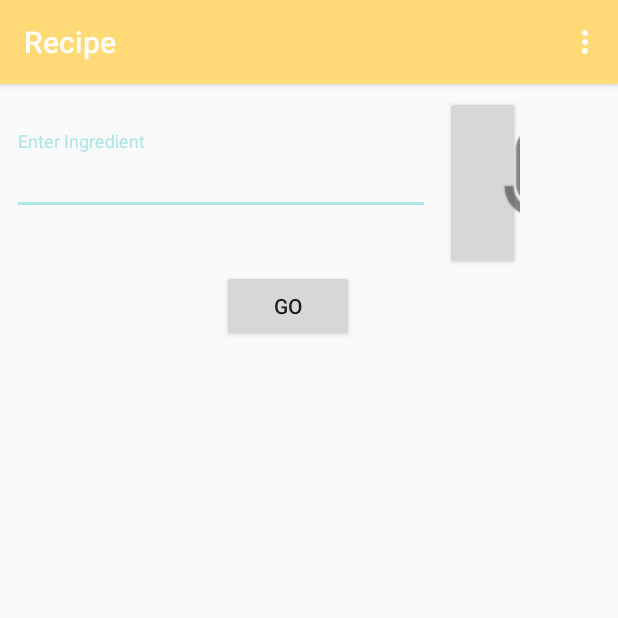
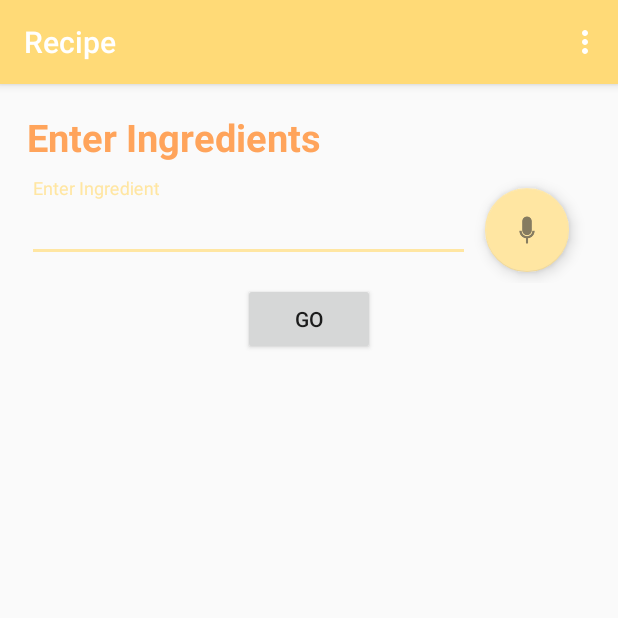
Before and after one commit to msriv/Digital-Pantry, an Android app: the screen it shows after launch (Home), on a phone screen of 412 x 824 dp, the top half of it. Run offline under Robolectric (Android 15) with nearby library versions, the phone set to English and light mode, and no system bars; libraries missing offline, so code that uses them is left out: ai.api.android, ai.api.model; pictures from the network do not load; 3 statements that could not run were skipped.

Commit message:
Updated UI for Home screen and fixed image bug.

```diff
--- a/app/src/main/java/com/recipe/project/Home.java
+++ b/app/src/main/java/com/recipe/project/Home.java
@@ -18,6 +18,7 @@ import androidx.recyclerview.widget.DividerItemDecoration;
 import androidx.recyclerview.widget.LinearLayoutManager;
 import androidx.recyclerview.widget.RecyclerView;
 
+import com.google.android.material.floatingactionbutton.FloatingActionButton;
 import com.google.gson.JsonElement;
 
 import java.util.ArrayList;
@@ -33,9 +34,9 @@ import ai.api.model.Result;
 public class Home extends AppCompatActivity {
     boolean doubleBackToExitPressedOnce = false;
     private EditText ip;
-    //private FloatingActionButton add;
+    private FloatingActionButton add;
     private RecyclerView rv;
-    Button go, add;
+    Button go;
     private AIService aiService;
 
     private final List<String> iList = new ArrayList<>();
--- a/app/src/main/res/layout/activity_home.xml
+++ b/app/src/main/res/layout/activity_home.xml
@@ -6,22 +6,32 @@
     android:layout_margin="8dp">
 
     <LinearLayout
-        android:layout_width="368dp"
-        android:layout_height="495dp"
+        android:layout_width="match_parent"
+        android:layout_height="match_parent"
         android:orientation="vertical"
         tools:layout_editor_absoluteY="8dp"
         tools:layout_editor_absoluteX="8dp">
 
+        <TextView
+            android:layout_width="match_parent"
+            android:layout_height="wrap_content"
+            android:textStyle="bold"
+            android:textSize="25sp"
+            android:textColor="@color/colorPrimaryDark"
+            android:padding="10dp"
+            android:text="Enter Ingredients" />
+
         <LinearLayout
             android:layout_width="match_parent"
-            android:layout_height="wrap_content"
+            android:layout_height="70dp"
             android:orientation="horizontal"
-            android:weightSum="1">
+            android:weightSum="1"
+            android:paddingHorizontal="10dp">
 
             <com.google.android.material.textfield.TextInputLayout
                 android:layout_width="wrap_content"
                 android:layout_height="wrap_content"
-                android:layout_weight="0.9">
+                android:layout_weight="0.95">
 
                 <EditText
                     android:maxLines="1"
@@ -33,13 +43,21 @@
                     android:id="@+id/input" />
             </com.google.android.material.textfield.TextInputLayout>
 
+            <com.google.android.material.floatingactionbutton.FloatingActionButton
+                android:layout_width="wrap_content"
+                android:layout_height="wrap_content"
+                android:src="@drawable/ic_action_name"
+                android:id="@+id/add"
+                android:layout_gravity="center"
+                android:layout_marginLeft="10dp" />
 
-            <Button
-                android:drawableLeft="@drawable/ic_action_name"
-                android:layout_width="50dp"
-                android:layout_height="wrap_content"
-                android:layout_marginLeft="10dp"
-                android:id="@+id/add" />
+            <!--            <Button-->
+            <!--                android:drawableLeft="@drawable/ic_action_name"-->
+            <!--                android:layout_width="100dp"-->
+            <!--                android:layout_height="wrap_content"-->
+            <!--                android:layout_weight="0.2"-->
+            <!--                android:layout_marginLeft="10dp"-->
+            <!--                android:id="@+id/add" />-->
 
         </LinearLayout>
 
--- a/app/src/main/res/values/colors.xml
+++ b/app/src/main/res/values/colors.xml
@@ -2,11 +2,11 @@
 <resources>
     <color name="colorPrimary">#ffda77</color>
     <color name="colorPrimaryDark">#ffa45b</color>
-    <color name="colorAccent">#aee6e6</color>
+    <color name="colorAccent">#FFE6A2</color>
     <color name="primary">#ffda77</color>
     <color name="primary_dark">#ffa45b</color>
     <color name="primary_light">#5499C7</color>
-    <color name="accent">#aee6e6</color>
+    <color name="accent">#FFE6A2</color>
     <color name="primary_text">#18181B</color>
     <color name="secondary_text">#757575</color>
     <color name="icons">#FFFFFF</color>
```
Also changed, not shown: app/src/main/java/com/recipe/project/MainActivity.java (+9 -2 lines), app/src/main/res/layout/input_element.xml (+5 -3 lines).
